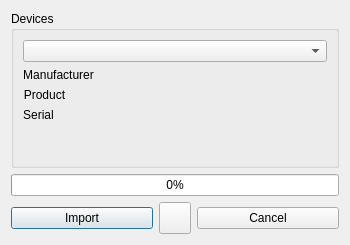
This is res/ui/usb.ui in LazyT/obpm as Qt 5 draws it before an edit. The edited form follows.
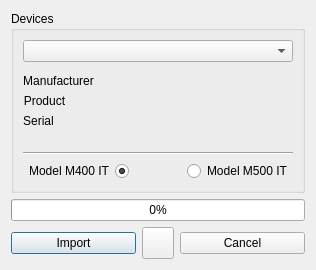
This is the edited form. Icons and pictures are not drawn.

Diff of the .ui file:
```diff
--- a/res/ui/usb.ui
+++ b/res/ui/usb.ui
@@ -6,8 +6,8 @@
    <rect>
     <x>0</x>
     <y>0</y>
-    <width>350</width>
-    <height>245</height>
+    <width>316</width>
+    <height>270</height>
    </rect>
   </property>
   <property name="windowTitle">
@@ -36,6 +36,12 @@
       </item>
       <item>
        <layout class="QFormLayout" name="formLayout">
+        <property name="topMargin">
+         <number>6</number>
+        </property>
+        <property name="bottomMargin">
+         <number>6</number>
+        </property>
         <item row="0" column="0">
          <widget class="QLabel" name="label_1">
           <property name="text">
@@ -89,6 +95,56 @@
         </item>
        </layout>
       </item>
+      <item>
+       <widget class="Line" name="line">
+        <property name="orientation">
+         <enum>Qt::Horizontal</enum>
+        </property>
+       </widget>
+      </item>
+      <item>
+       <layout class="QHBoxLayout" name="horizontalLayout_2">
+        <item alignment="Qt::AlignLeft">
+         <widget class="QRadioButton" name="radioButton_m400">
+          <property name="toolTip">
+           <string>choose device model</string>
+          </property>
+          <property name="layoutDirection">
+           <enum>Qt::RightToLeft</enum>
+          </property>
+          <property name="text">
+           <string>Model M400 IT</string>
+          </property>
+          <property name="checked">
+           <bool>true</bool>
+          </property>
+         </widget>
+        </item>
+        <item>
+         <widget class="QLabel" name="label">
+          <property name="text">
+           <string/>
+          </property>
+          <property name="pixmap">
+           <pixmap resource="../obpm.qrc">:/png/png/flash.png</pixmap>
+          </property>
+          <property name="alignment">
+           <set>Qt::AlignCenter</set>
+          </property>
+         </widget>
+        </item>
+        <item alignment="Qt::AlignLeft">
+         <widget class="QRadioButton" name="radioButton_m500">
+          <property name="toolTip">
+           <string>choose device model</string>
+          </property>
+          <property name="text">
+           <string>Model M500 IT</string>
+          </property>
+         </widget>
+        </item>
+       </layout>
+      </item>
      </layout>
     </widget>
    </item>
```
